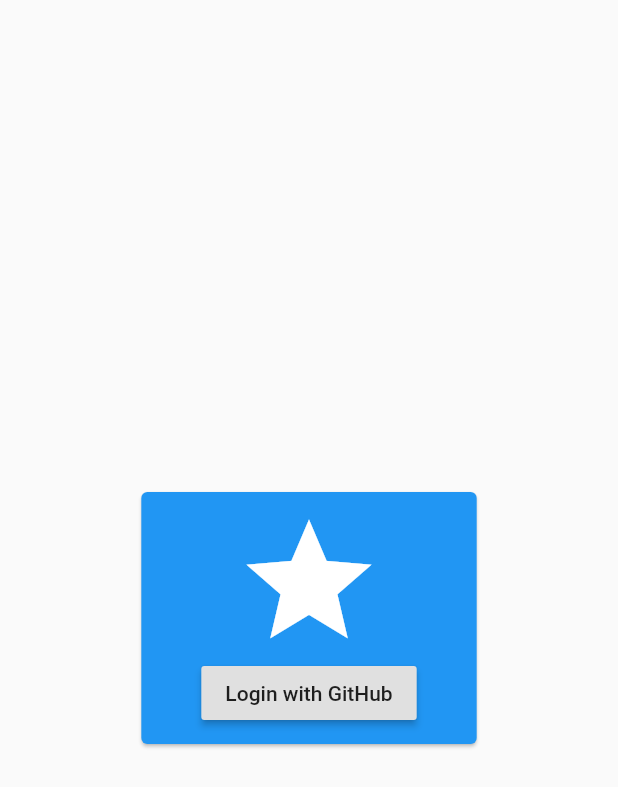
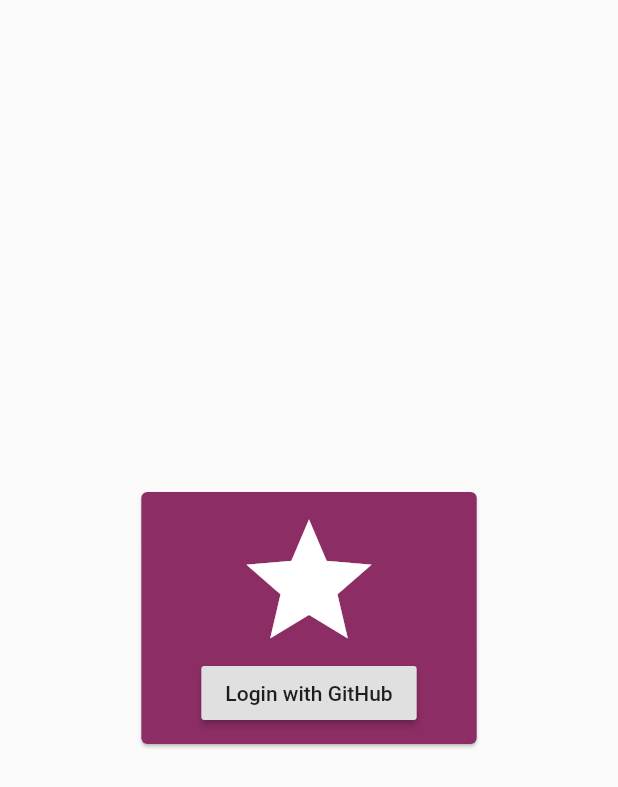
Before and after one commit to stepintomeetups/2018-11-gitstar-flutter, a Flutter app: the screen it shows after launch, on a phone screen of 412 x 824 dp. Shown: the top 787 px of the screen. Run offline on Flutter 3.47's test engine with Material 2 defaults, Android fonts, the phone set to English and light mode, and no system bars.

Commit message:
Change colors to sim

```diff
--- a/lib/main.dart
+++ b/lib/main.dart
@@ -2,6 +2,7 @@ import 'package:flutter/material.dart';
 import 'package:gitstar/api.dart';
 import 'package:gitstar/widget/tab_controller.dart';
 import 'package:gitstar/widget/login.dart';
+import 'package:gitstar/ux.dart';
 
 final api = API();
 
@@ -20,7 +21,7 @@ class GitStar extends StatelessWidget {
       debugShowCheckedModeBanner: false,
       title: 'Flutter Demo',
       theme: ThemeData(
-        primarySwatch: Colors.blue,
+        primaryColor: GitStarColors.MAIN1
       ),
       routes: routes,
     );
--- /dev/null
+++ b/lib/ux.dart
@@ -0,0 +1,8 @@
+import 'package:flutter/material.dart';
+
+class GitStarColors {
+  static final MAIN1 = Color.fromARGB(255, 141, 45, 102);
+  static final MAIN2 = Color.fromARGB(255, 245, 208, 225);
+  static final MAIN3 = Color.fromARGB(255, 244, 164, 204);
+  static final MAIN4 = Color.fromARGB(255, 230, 236, 235);
+}
--- a/lib/widget/login.dart
+++ b/lib/widget/login.dart
@@ -1,6 +1,7 @@
 import 'package:flutter/material.dart';
 import 'package:flutter/services.dart';
 import 'package:gitstar/api.dart';
+import 'package:gitstar/ux.dart';
 
 class Login extends StatelessWidget {
 
@@ -15,7 +16,7 @@ class Login extends StatelessWidget {
     return Scaffold(
       body: Center(
         child: Card(
-          color: Colors.blue,
+          color: GitStarColors.MAIN1,
           child: Padding(
             padding: EdgeInsets.only(left: 40.0, right: 40.0, bottom: 10.0, top: 10.0),
             child: IntrinsicHeight(
--- a/lib/widget/repo_details.dart
+++ b/lib/widget/repo_details.dart
@@ -1,6 +1,7 @@
 import 'package:flutter/material.dart';
 import 'package:gitstar/entity.dart';
 import 'package:gitstar/api.dart';
+import 'package:gitstar/ux.dart';
 
 class RepoDetails extends StatefulWidget {
 
@@ -24,7 +25,7 @@ class _RepoDetailsState extends State<RepoDetails> {
       builder: (ctx, snapshot) {
         switch(snapshot.connectionState)  {
           case ConnectionState.waiting:
-            return Center(child: CircularProgressIndicator());
+            return Center(child: CircularProgressIndicator(valueColor: AlwaysStoppedAnimation(GitStarColors.MAIN1)));
           case ConnectionState.done:
             _starred = snapshot.data;
             if (_starred) {
@@ -65,6 +66,7 @@ class _RepoDetailsState extends State<RepoDetails> {
         padding: EdgeInsets.all(10.0),
         child: IntrinsicHeight(
           child: Card(
+            color: GitStarColors.MAIN2,
             child: Column(
               crossAxisAlignment: CrossAxisAlignment.start,
               children: <Widget>[
--- a/lib/widget/repo_list.dart
+++ b/lib/widget/repo_list.dart
@@ -1,6 +1,7 @@
 import 'package:flutter/material.dart';
 
 import 'package:gitstar/entity.dart';
+import 'package:gitstar/ux.dart';
 
 class RepoList extends StatefulWidget {
 
@@ -21,6 +22,7 @@ class _RepoListState extends State<RepoList> {
     final gap = MediaQuery.of(context).size.width * .05;
 
     return Card(
+      color: GitStarColors.MAIN2,
       margin: EdgeInsets.symmetric(horizontal: gap, vertical: gap / 2),
       child: ListTile(title: Text(repo.fullName)),
     );
@@ -51,7 +53,7 @@ class _RepoListState extends State<RepoList> {
       builder: (context, snapshot) {
         switch(snapshot.connectionState)  {
           case ConnectionState.waiting:
-            return Center(child: CircularProgressIndicator());
+            return Center(child: CircularProgressIndicator(valueColor: AlwaysStoppedAnimation(GitStarColors.MAIN1)));
           case ConnectionState.done:
             _repos = snapshot.data;
             return Padding(
--- a/lib/widget/search_repos.dart
+++ b/lib/widget/search_repos.dart
@@ -3,6 +3,7 @@ import 'package:gitstar/entity.dart';
 import 'package:gitstar/api.dart';
 import 'package:gitstar/widget/repo_list.dart';
 import 'package:gitstar/widget/repo_details.dart';
+import 'package:gitstar/ux.dart';
 
 class SearchRepos extends StatefulWidget {
 
@@ -27,12 +28,14 @@ class _SearchReposState extends State<SearchRepos> {
       children: <Widget>[
         IntrinsicHeight(
           child: Card(
+            color: GitStarColors.MAIN2,
             margin: EdgeInsets.only(left: 10.0, top: 10.0, right: 10.0),
             child: Padding(
               padding: EdgeInsets.all(10.0),
               child: Column(
                 children: <Widget>[
                   TextField(
+                    cursorColor: GitStarColors.MAIN1,
                     controller: _searchController,
                   ),
                   RaisedButton(
--- a/lib/widget/tab_controller.dart
+++ b/lib/widget/tab_controller.dart
@@ -2,6 +2,7 @@ import 'package:flutter/material.dart';
 import 'package:gitstar/widget/my_repos.dart';
 import 'package:gitstar/widget/search_repos.dart';
 import 'package:gitstar/api.dart';
+import 'package:gitstar/ux.dart';
 
 class GitStarTabController extends StatelessWidget {
 
@@ -12,10 +13,12 @@ class GitStarTabController extends StatelessWidget {
   @override
   Widget build(BuildContext context) {
     return DefaultTabController(
+
       length: 2,
       child: Scaffold(
         appBar: AppBar(
           bottom: TabBar(
+            indicatorColor: GitStarColors.MAIN2,
             tabs: [
               Tab(icon: Icon(Icons.person)),
               Tab(icon: Icon(Icons.search))
```
